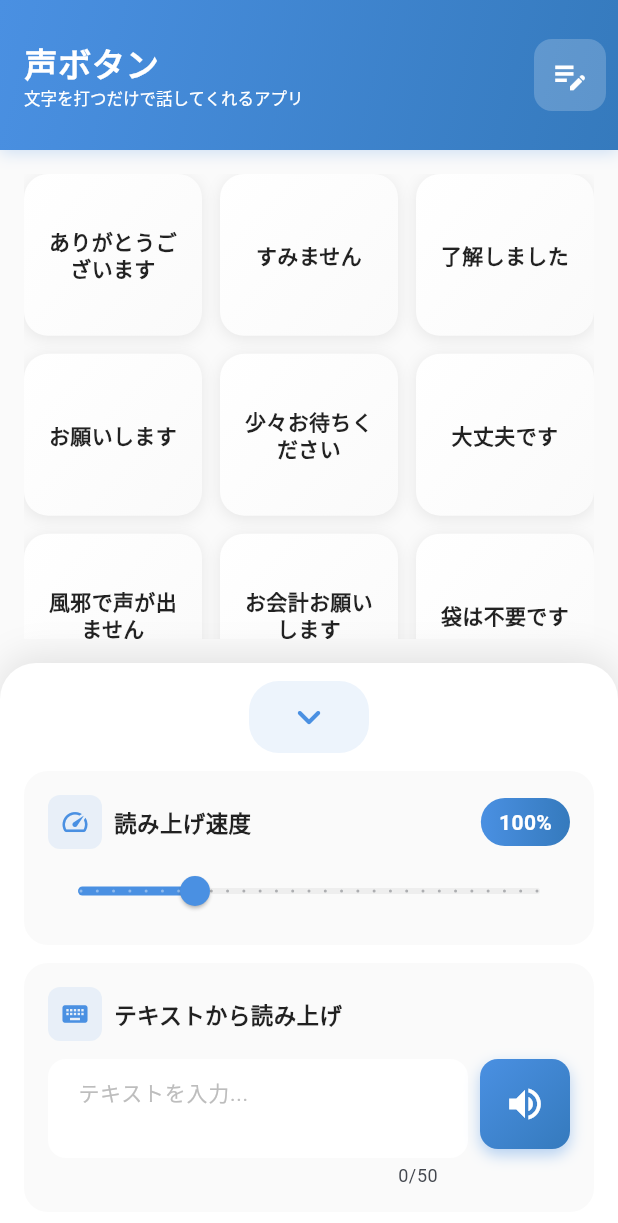
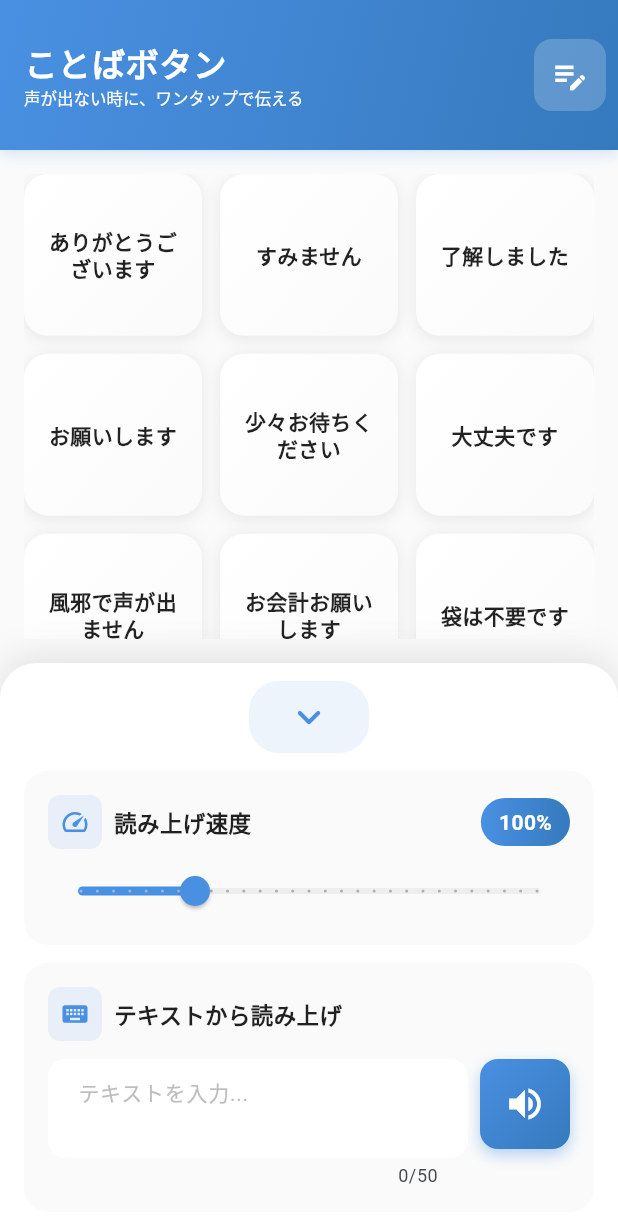
Before and after one commit to usubar-eats/voice-button-app, a Flutter app: the screen it shows after launch, on a phone screen of 412 x 824 dp. Shown: the top 1223 px of the screen. Run offline on Flutter 3.47's test engine with Material 3 defaults, Android fonts, the phone set to English and light mode, and no system bars; our stand-ins replace flutter_tts, shared_preferences; Roboto replaces fonts that are missing (Hiragino Sans).

Commit message:
🎨 Rebrand to 'ことばボタン' (Kotoba Button)
- アプリ名を「声ボタン」から「ことばボタン」に変更
- サブタイトルを「声が出ない時に、ワンタップで伝える」に更新
- README.mdを全面的にリニューアル
- AIEO最適化に対応したブランディング

```diff
--- a/lib/screens/home_screen.dart
+++ b/lib/screens/home_screen.dart
@@ -112,7 +112,7 @@ class _HomeScreenState extends State<HomeScreen> {
                   mainAxisSize: MainAxisSize.min,
                   children: [
                     Text(
-                      '声ボタン',
+                      'ことばボタン',
                       style: TextStyle(
                         fontSize: titleFontSize,
                         fontWeight: FontWeight.bold,
@@ -123,7 +123,7 @@ class _HomeScreenState extends State<HomeScreen> {
                     ),
                     SizedBox(height: screenWidth < 350 ? 1 : 2),
                     Text(
-                      '文字を打つだけで話してくれるアプリ',
+                      '声が出ない時に、ワンタップで伝える',
                       style: TextStyle(
                         fontSize: subtitleFontSize,
                         color: Colors.white,
--- a/pubspec.yaml
+++ b/pubspec.yaml
@@ -1,5 +1,5 @@
 name: voice_assistant_app
-description: "声ボタン - 文字を打つだけで話してくれるアプリ"
+description: "ことばボタン – 声が出ない時に話す読み上げアプリ"
 # The following line prevents the package from being accidentally published to
 # pub.dev using `flutter pub publish`. This is preferred for private packages.
 publish_to: 'none' # Remove this line if you wish to publish to pub.dev
```
Also changed, not shown: 2 other files.
